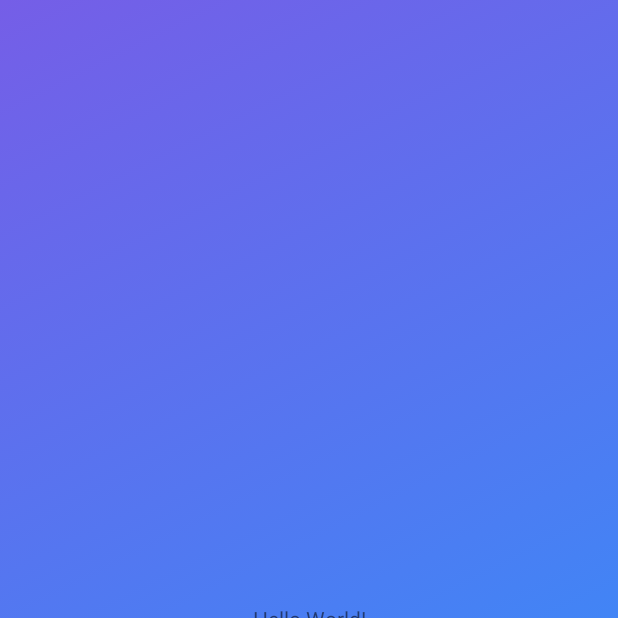
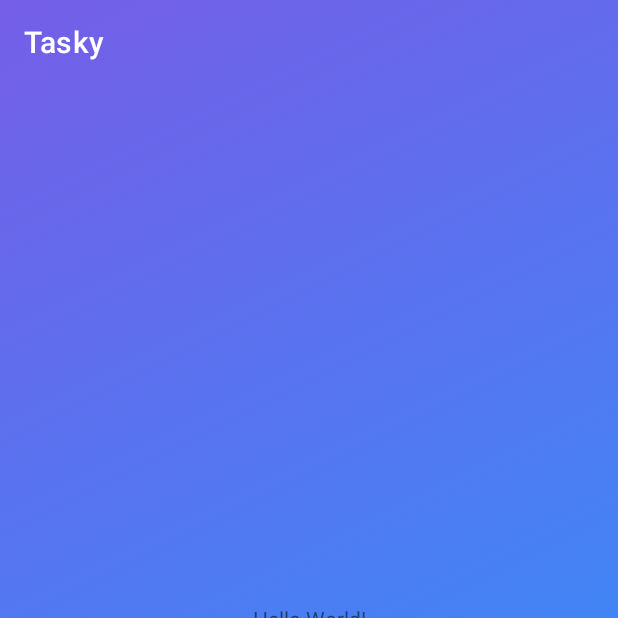
Before and after one commit to satans-back/Tasky, an Android app: the screen it shows after launch (MainActivity), on a phone screen of 412 x 824 dp, the top half of it. Run offline under Robolectric (Android 15) with nearby library versions, the phone set to English and light mode, and no system bars.

Commit message:
1. Modified gradle dependencies to use androidx libraries instead of android.support.vX 2. Draft of adding NavigationDrawer to Action Bar on top of MainActivity

```diff
--- a/app/build.gradle
+++ b/app/build.gradle
@@ -33,6 +33,9 @@ dependencies {
     implementation 'androidx.appcompat:appcompat:1.2.0'
     implementation 'com.google.android.material:material:1.2.1'
     implementation 'androidx.constraintlayout:constraintlayout:2.0.2'
+    implementation 'androidx.drawerlayout:drawerlayout:1.0.0'
+    //noinspection GradleCompatible
+    implementation 'com.android.support:support-v4:28.0.0'
     testImplementation 'junit:junit:4.+'
     androidTestImplementation 'androidx.test.ext:junit:1.1.2'
     androidTestImplementation 'androidx.test.espresso:espresso-core:3.3.0'
--- a/app/src/main/AndroidManifest.xml
+++ b/app/src/main/AndroidManifest.xml
@@ -16,7 +16,7 @@
                 <category android:name="android.intent.category.LAUNCHER" />
             </intent-filter>
         </activity>
-        <activity android:name=".MainActivity" />
+        <activity android:name=".MainActivity"/>
     </application>
 
 </manifest>
--- a/app/src/main/java/com/pomiecho/tasky/MainActivity.java
+++ b/app/src/main/java/com/pomiecho/tasky/MainActivity.java
@@ -1,14 +1,21 @@
 package com.pomiecho.tasky;
 
 import androidx.appcompat.app.AppCompatActivity;
-
+import android.graphics.Color;
 import android.os.Bundle;
+import android.view.Window;
+import android.view.WindowManager;
 
 public class MainActivity extends AppCompatActivity {
+
+
 
     @Override
     protected void onCreate(Bundle savedInstanceState) {
         super.onCreate(savedInstanceState);
         setContentView(R.layout.activity_main);
+        Window window = getWindow();
+        window.clearFlags(WindowManager.LayoutParams.FLAG_TRANSLUCENT_STATUS);
+        window.setStatusBarColor(Color.TRANSPARENT);
     }
 }
--- a/app/src/main/res/layout/activity_main.xml
+++ b/app/src/main/res/layout/activity_main.xml
@@ -1,4 +1,13 @@
 <?xml version="1.0" encoding="utf-8"?>
+<androidx.drawerlayout.widget.DrawerLayout
+    xmlns:android="http://schemas.android.com/apk/res/android"
+    xmlns:app="http://schemas.android.com/apk/res-auto"
+    xmlns:tools="http://schemas.android.com/tools"
+    android:id="@+id/drawer_layout"
+    android:layout_width="match_parent"
+    android:layout_height="match_parent"
+    tools:context=".MainActivity">
+
 <androidx.constraintlayout.widget.ConstraintLayout xmlns:android="http://schemas.android.com/apk/res/android"
     xmlns:app="http://schemas.android.com/apk/res-auto"
     xmlns:tools="http://schemas.android.com/tools"
@@ -17,3 +26,5 @@
         app:layout_constraintTop_toTopOf="parent" />
 
 </androidx.constraintlayout.widget.ConstraintLayout>
+
+</androidx.drawerlayout.widget.DrawerLayout>
--- a/app/src/main/res/values/themes.xml
+++ b/app/src/main/res/values/themes.xml
@@ -2,7 +2,7 @@
     <!-- Base application theme. -->
     <style name="Theme.Tasky" parent="Theme.MaterialComponents.DayNight.DarkActionBar">
         <!-- Primary brand color. -->
-        <item name="colorPrimary">@color/purple_500</item>
+        <item name="colorPrimary">@android:color/transparent</item>
         <item name="colorPrimaryVariant">@color/purple_700</item>
         <item name="colorOnPrimary">@color/white</item>
         <!-- Secondary brand color. -->
@@ -13,9 +13,6 @@
         <item name="android:windowTranslucentStatus">true</item>
         <item name="android:windowTranslucentNavigation">true</item>
         <!-- Customize your theme here. -->
-
-        <item name="windowNoTitle">true</item>
-        <item name="windowActionBar">false</item>
     </style>
 
     <style name="Theme.TaskySplashScreen" parent="Theme.AppCompat.Light.NoActionBar">
@@ -26,6 +23,7 @@
         <!--Required Api 21 above-->
         <item name="android:windowDrawsSystemBarBackgrounds">true</item>
         <item name="android:statusBarColor">@android:color/transparent</item>
+        <item name="android:actionBarItemBackground">@android:color/transparent</item>
 
     </style>
 </resources>
```
